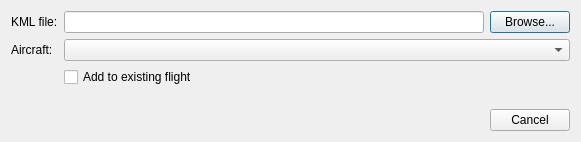
Above: src/Plugin/src/Import/KMLImport/src/KMLImportDialog.ui from till213/SkyDolly before the change. Below: the same form after it.
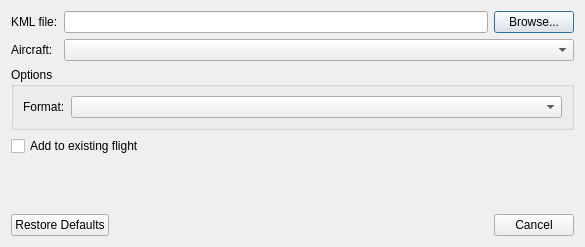
That is the form after the change. Custom widgets are drawn as their Qt base class.

Commit message: Add KML import format option

```diff
--- a/src/Plugin/src/Import/KMLImport/src/KMLImportDialog.ui
+++ b/src/Plugin/src/Import/KMLImport/src/KMLImportDialog.ui
@@ -6,14 +6,14 @@
    <rect>
     <x>0</x>
     <y>0</y>
-    <width>577</width>
-    <height>142</height>
+    <width>585</width>
+    <height>247</height>
    </rect>
   </property>
   <property name="windowTitle">
    <string>KML Import</string>
   </property>
-  <layout class="QFormLayout" name="formLayout">
+  <layout class="QFormLayout" name="formLayout_2">
    <item row="0" column="0">
     <widget class="QLabel" name="label_2">
      <property name="text">
@@ -42,17 +42,43 @@
      </item>
     </layout>
    </item>
-   <item row="2" column="0">
+   <item row="1" column="0">
     <widget class="QLabel" name="label">
      <property name="text">
       <string>Aircraft:</string>
      </property>
     </widget>
    </item>
-   <item row="2" column="1">
+   <item row="1" column="1">
     <widget class="AircraftSelectionComboBox" name="aircraftSelectionComboBox"/>
    </item>
-   <item row="3" column="1">
+   <item row="2" column="0" colspan="2">
+    <widget class="QGroupBox" name="groupBox">
+     <property name="title">
+      <string>Options</string>
+     </property>
+     <layout class="QFormLayout" name="formLayout">
+      <item row="0" column="0">
+       <widget class="QLabel" name="label_3">
+        <property name="text">
+         <string>Format:</string>
+        </property>
+       </widget>
+      </item>
+      <item row="0" column="1">
+       <widget class="QComboBox" name="formatComboBox">
+        <property name="minimumSize">
+         <size>
+          <width>200</width>
+          <height>0</height>
+         </size>
+        </property>
+       </widget>
+      </item>
+     </layout>
+    </widget>
+   </item>
+   <item row="3" column="0" colspan="2">
     <widget class="QCheckBox" name="addToFlightCheckBox">
      <property name="text">
       <string>Add to existing flight</string>
@@ -72,13 +98,13 @@
      </property>
     </spacer>
    </item>
-   <item row="6" column="0" colspan="2">
+   <item row="5" column="0" colspan="2">
     <widget class="QDialogButtonBox" name="buttonBox">
      <property name="orientation">
       <enum>Qt::Horizontal</enum>
      </property>
      <property name="standardButtons">
-      <set>QDialogButtonBox::Cancel</set>
+      <set>QDialogButtonBox::Cancel|QDialogButtonBox::RestoreDefaults</set>
      </property>
     </widget>
    </item>
```
The commit also changes 12 other files.
